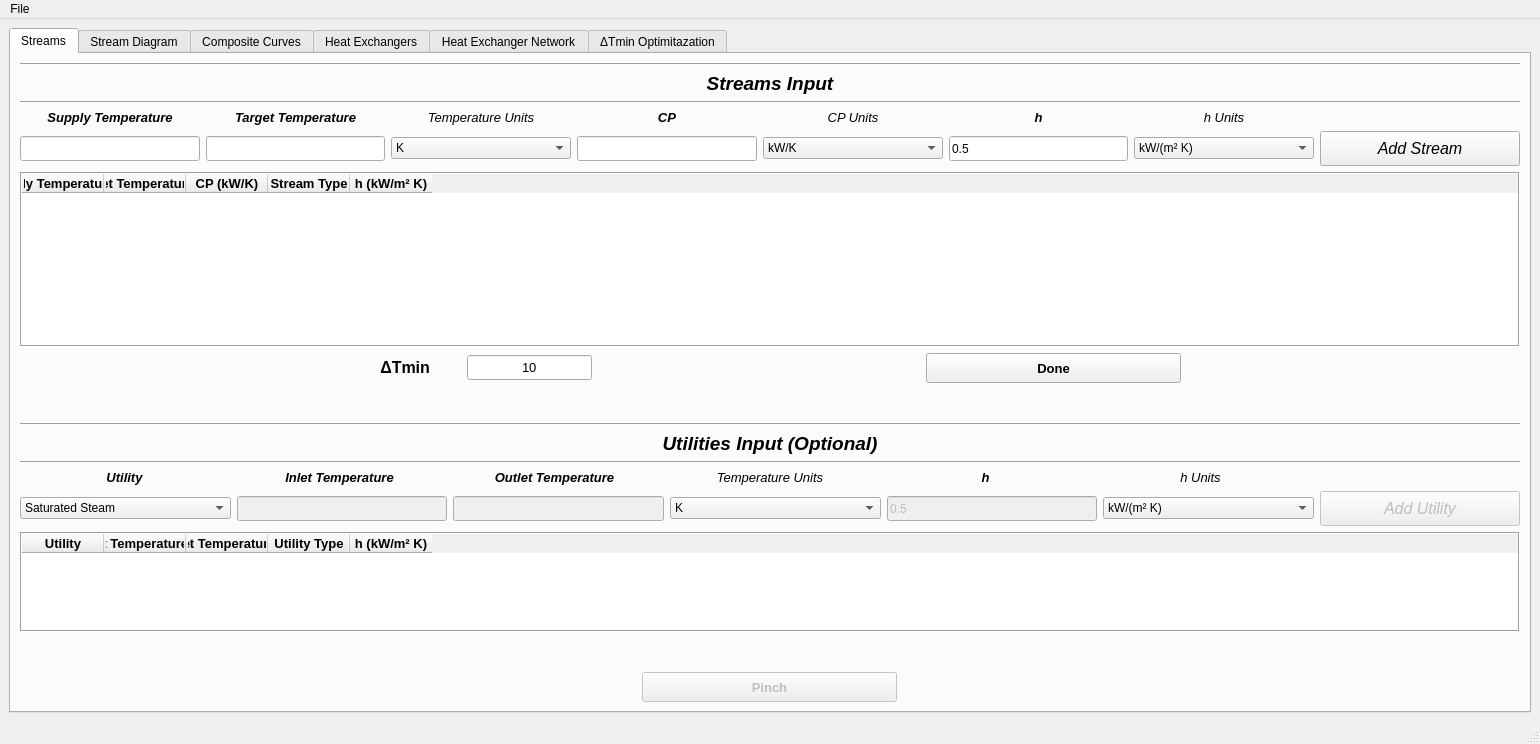
CarlosTadeuVassoler/MPinch, file interface/MPinch.ui: the form before one commit.
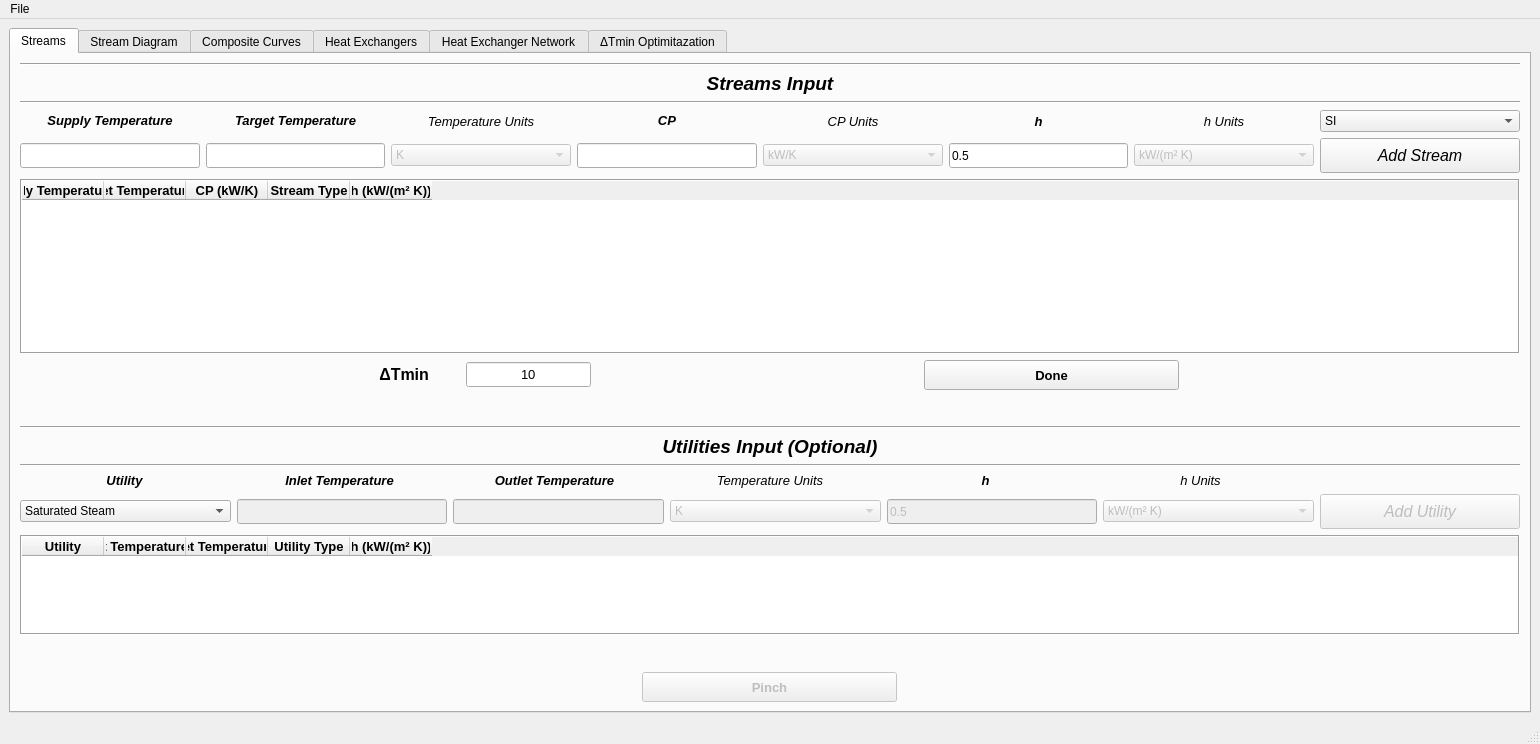
The form after the commit.

Patch:
```diff
--- a/interface/MPinch.ui
+++ b/interface/MPinch.ui
@@ -214,16 +214,28 @@
              </widget>
             </item>
             <item>
-             <widget class="QLabel" name="label">
+             <widget class="QComboBox" name="sistema_unidades">
               <property name="minimumSize">
                <size>
                 <width>200</width>
                 <height>0</height>
                </size>
               </property>
-              <property name="text">
-               <string/>
-              </property>
+              <item>
+               <property name="text">
+                <string>SI</string>
+               </property>
+              </item>
+              <item>
+               <property name="text">
+                <string>ENG</string>
+               </property>
+              </item>
+              <item>
+               <property name="text">
+                <string>Custom</string>
+               </property>
+              </item>
              </widget>
             </item>
            </layout>
@@ -264,6 +276,9 @@
             </item>
             <item>
              <widget class="QComboBox" name="temp_unidade">
+              <property name="enabled">
+               <bool>false</bool>
+              </property>
               <item>
                <property name="text">
                 <string>K</string>
@@ -304,6 +319,9 @@
             </item>
             <item>
              <widget class="QComboBox" name="cp_unidade">
+              <property name="enabled">
+               <bool>false</bool>
+              </property>
               <item>
                <property name="text">
                 <string>kW/K</string>
@@ -337,6 +355,9 @@
             </item>
             <item>
              <widget class="QComboBox" name="pelicula_unidade">
+              <property name="enabled">
+               <bool>false</bool>
+              </property>
               <item>
                <property name="text">
                 <string>kW/(m² K)</string>
@@ -532,7 +553,7 @@
             </column>
             <column>
              <property name="text">
-              <string>h (kW/m² K)</string>
+              <string>h (kW/(m² K))</string>
              </property>
              <property name="font">
               <font>
@@ -667,7 +688,7 @@
             <item>
              <widget class="QLabel" name="label_13">
               <property name="text">
-               <string> </string>
+               <string/>
               </property>
              </widget>
             </item>
@@ -915,6 +936,9 @@
             </item>
             <item>
              <widget class="QComboBox" name="temp_unidade_util">
+              <property name="enabled">
+               <bool>false</bool>
+              </property>
               <item>
                <property name="text">
                 <string>K</string>
@@ -961,6 +985,9 @@
             </item>
             <item>
              <widget class="QComboBox" name="pelicula_unidade_util">
+              <property name="enabled">
+               <bool>false</bool>
+              </property>
               <item>
                <property name="text">
                 <string>kW/(m² K)</string>
@@ -1154,7 +1181,7 @@
             </column>
             <column>
              <property name="text">
-              <string>h (kW/m² K)</string>
+              <string>h (kW/(m² K))</string>
              </property>
              <property name="font">
               <font>
```
Left out of the diff: 44 changed lines with no effect on the pictures.
